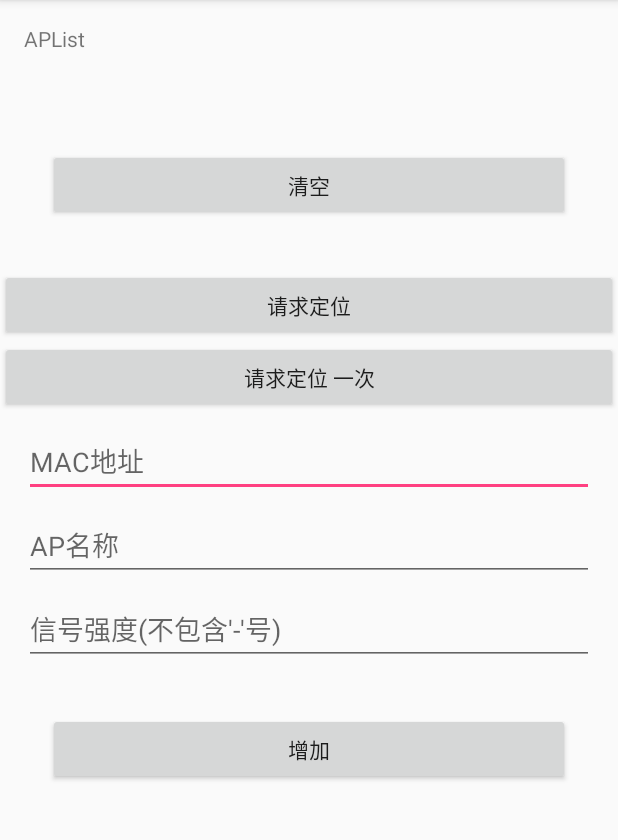
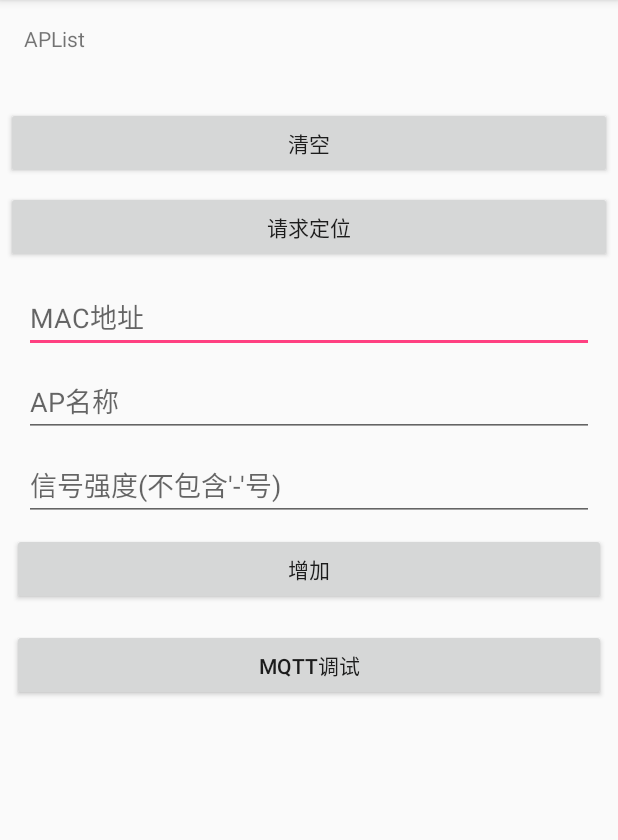
Before and after one commit to wangfengye/Maplexpose, an Android app: the MainActivity screen opened directly, with no data from a screen before it, after a tap on "请求定位", on a phone screen of 412 x 824 dp, the part 84-924 px from its top. Run offline under Robolectric (Android 15) with nearby library versions, the phone set to English and light mode, and no system bars; libraries missing offline, so code that uses them is left out: com.alibaba.fastjson, de.robv.android; 2 statements that could not run were skipped.

Commit message:
mqtt调试完成

```diff
--- a/app/src/main/AndroidManifest.xml
+++ b/app/src/main/AndroidManifest.xml
@@ -49,15 +49,15 @@
         <activity
             android:name=".StartActivity"
             android:screenOrientation="portrait">
-
-        </activity>
-        <activity android:name=".mqtt.MqttActivity">
             <intent-filter>
                 <action android:name="android.intent.action.MAIN" />
 
                 <category android:name="android.intent.category.LAUNCHER" />
             </intent-filter>
         </activity>
+        <activity android:name=".mqtt.MqttActivity">
+
+        </activity>
         <service android:name="org.eclipse.paho.android.service.MqttService">
         </service>
     </application>
--- a/app/src/main/java/com/maple/maplexpose/MainActivity.java
+++ b/app/src/main/java/com/maple/maplexpose/MainActivity.java
@@ -1,39 +1,30 @@
 package com.maple.maplexpose;
 
+import android.annotation.SuppressLint;
 import android.content.ComponentName;
-import android.content.ContentResolver;
-import android.content.ContentValues;
 import android.content.Context;
 import android.content.Intent;
 import android.content.ServiceConnection;
-import android.content.SharedPreferences;
-import android.database.Cursor;
-import android.database.MatrixCursor;
-import android.net.Uri;
 import android.net.wifi.ScanResult;
 import android.net.wifi.WifiManager;
+import android.os.Bundle;
 import android.os.Handler;
 import android.os.IBinder;
 import android.os.Message;
 import android.os.Messenger;
 import android.os.RemoteException;
-import android.preference.PreferenceManager;
 import android.support.v7.app.AppCompatActivity;
-import android.os.Bundle;
-import android.telephony.CellInfo;
-import android.telephony.cdma.CdmaCellLocation;
-import android.telephony.gsm.GsmCellLocation;
 import android.util.Log;
 import android.view.View;
 import android.widget.EditText;
 import android.widget.TextView;
 import android.widget.Toast;
 
-import com.alibaba.fastjson.JSON;
 import com.amap.location.demo.rpc.Ap;
 import com.amap.location.demo.rpc.LocManager;
+import com.maple.maplexpose.mqtt.MqttActivity;
+import com.maple.maplexpose.util.FixLinesStr;
 
-import java.util.ArrayList;
 import java.util.List;
 
 public class MainActivity extends AppCompatActivity {
@@ -41,6 +32,8 @@ public class MainActivity extends AppCompatActivity {
     public static TextView mTv;
     APList mAps;
     private Messenger mService;
+    private FixLinesStr mFixLinesStr = new FixLinesStr(12);
+    @SuppressLint("HandlerLeak")
     private Messenger mMessenger = new Messenger(new Handler() {
         @Override
         public void handleMessage(Message msg) {
@@ -97,37 +90,24 @@ public class MainActivity extends AppCompatActivity {
         findViewById(R.id.btn_loc).setOnClickListener(new View.OnClickListener() {
             @Override
             public void onClick(View v) {
-                // sendBroad();
-                // sendWithMEssenger();
-                //sendWithAidl();
-                startLocService();
+                sendBroad();//发送广播
             }
         });
-        findViewById(R.id.btn_loc_1).setOnClickListener(new View.OnClickListener() {
-            @Override
-            public void onClick(View v) {
-                sendBroad();
-            }
-        });
-//        bindService();
-        showScanResults();
+        findViewById(R.id.btn_mqtt).setOnClickListener(v -> startActivity(new Intent(this, MqttActivity.class)));
     }
 
-    private void startLocService() {
-        Intent intent = new Intent(this, LocService.class);
-        startService(intent);
-    }
-
+    /**
+     * 发送请求定位的广播
+     */
     private void sendBroad() {
         Intent intent = new Intent();
         intent.setAction("com.maple.maplexpose.loc");
         sendBroadcast(intent);
     }
 
-    private void showText() {
-        mTv.setText(mAps.toString());
-    }
-
+    /**
+     * Messenger 服务启动
+     */
     private void bindService() {
         ServiceConnection connection = new ServiceConnection() {
             @Override
@@ -144,9 +124,11 @@ public class MainActivity extends AppCompatActivity {
         intent.setAction("android.intent.action.HOOKMESSENGER");
         intent.setPackage("com.amap.location.demo");
         bindService(intent, connection, Context.BIND_AUTO_CREATE);
-        bindAidl();
     }
 
+    /**
+     * Messenger 获取定位
+     */
     private void sendWithMEssenger() {
         Message msgFromClient = new Message();
         msgFromClient.what = 1;
@@ -158,13 +140,10 @@ public class MainActivity extends AppCompatActivity {
         }
     }
 
-    @Override
-    protected void onDestroy() {
-        mTv = null;
 
-        super.onDestroy();
-    }
-
+    /**
+     * 启动aidl
+     */
     private void bindAidl() {
         ServiceConnection connection = new ServiceConnection() {
             @Override
@@ -183,6 +162,9 @@ public class MainActivity extends AppCompatActivity {
         bindService(intent, connection, Context.BIND_AUTO_CREATE);
     }
 
+    /**
+     * 发送aidl
+     */
     private void sendWithAidl() {
         try {
             Log.i(TAG, "sendWithAidl: " + mLocManger.loc());
@@ -192,6 +174,9 @@ public class MainActivity extends AppCompatActivity {
 
     }
 
+    /**
+     * log 打印当前wifi列表
+     */
     private void showScanResults() {
         WifiManager manager = (WifiManager) getApplicationContext().getSystemService(Context.WIFI_SERVICE);
         manager.setWifiEnabled(true);
@@ -209,8 +194,19 @@ public class MainActivity extends AppCompatActivity {
                     + ',' + s.centerFreq0
                     + ',' + s.centerFreq1
                     + ',' + s.timestamp);
-            Log.i(TAG, "current wifi: "+builder.toString());
+            Log.i(TAG, "current wifi: " + builder.toString());
         }
 
     }
+
+    private void showText() {
+        mFixLinesStr.clear();
+        mTv.setText(mFixLinesStr.put(mAps.toString()));
+    }
+
+    @Override
+    protected void onDestroy() {
+        mTv = null;
+        super.onDestroy();
+    }
 }
--- a/app/src/main/java/com/maple/maplexpose/util/FixLinesStr.java
+++ b/app/src/main/java/com/maple/maplexpose/util/FixLinesStr.java
@@ -6,9 +6,10 @@ package com.maple.maplexpose.util;
  * @see 1040441325@qq.com
  * 保留固定行数的文字
  */
+@SuppressWarnings({"unused", "SameParameterValue"})
 public class FixLinesStr {
     private StringBuilder builder = new StringBuilder();
-    private int mMaxLines =24;
+    private int mMaxLines = 24;
     private int mLines;
 
     public FixLinesStr() {
@@ -18,8 +19,12 @@ public class FixLinesStr {
         this.mMaxLines = maxLines;
     }
 
-
-    public String put(String data){
+    /**
+     *
+     * @param data 新增文字
+     * @return 当前可显示的文字
+     */
+    public String put(String data) {
         builder.append(data);
         mLines = mLines + getSubStr(data, "\n");
         if (mLines > mMaxLines) {
@@ -30,6 +35,7 @@ public class FixLinesStr {
         }
         return builder.toString();
     }
+
     /**
      * 获取子字符串的数量
      *
@@ -41,8 +47,10 @@ public class FixLinesStr {
         // 用空字符串替换所有要查找的字符串
         String destStr = str.replaceAll(chs, "");
         // 查找字符出现的个数 = （原字符串长度 - 替换后的字符串长度）/要查找的字符串长度
-        int charCount = (str.length() - destStr.length()) / chs.length();
+        return (str.length() - destStr.length()) / chs.length();
+    }
 
-        return charCount;
+    public void clear() {
+        if (builder!=null)builder.setLength(0);
     }
 }
--- a/app/src/main/res/layout/activity_main.xml
+++ b/app/src/main/res/layout/activity_main.xml
@@ -22,20 +22,16 @@
         android:id="@+id/btn_clear"
         android:layout_width="match_parent"
         android:layout_height="wrap_content"
-        android:layout_margin="32dp"
+        android:layout_margin="4dp"
         android:text="清空" />
 
     <Button
         android:id="@+id/btn_loc"
         android:layout_width="match_parent"
         android:layout_height="wrap_content"
+        android:layout_margin="4dp"
         android:text="请求定位" />
-    <Button
-        android:id="@+id/btn_loc_1"
-        android:layout_width="match_parent"
-        android:layout_height="wrap_content"
 
-        android:text="请求定位 一次" />
     <android.support.v7.widget.AppCompatEditText
         android:id="@+id/et_bssid"
         android:layout_width="match_parent"
@@ -68,6 +64,12 @@
         android:id="@+id/btn_add"
         android:layout_width="match_parent"
         android:layout_height="wrap_content"
-        android:layout_margin="32dp"
+        android:layout_margin="8dp"
         android:text="增加" />
+    <Button
+        android:id="@+id/btn_mqtt"
+        android:layout_margin="8dp"
+        android:layout_width="match_parent"
+        android:layout_height="wrap_content"
+        android:text="MQTT调试"/>
 </LinearLayout>
```
Also changed, not shown: app/src/main/java/com/maple/maplexpose/LocService.java (+6 -9 lines), app/src/main/java/com/maple/maplexpose/mqtt/MqttActivity.java (+7 -12 lines), app/src/main/java/com/maple/maplexpose/mqtt/MqttApiImpl.java (added, +77 -0 lines).
